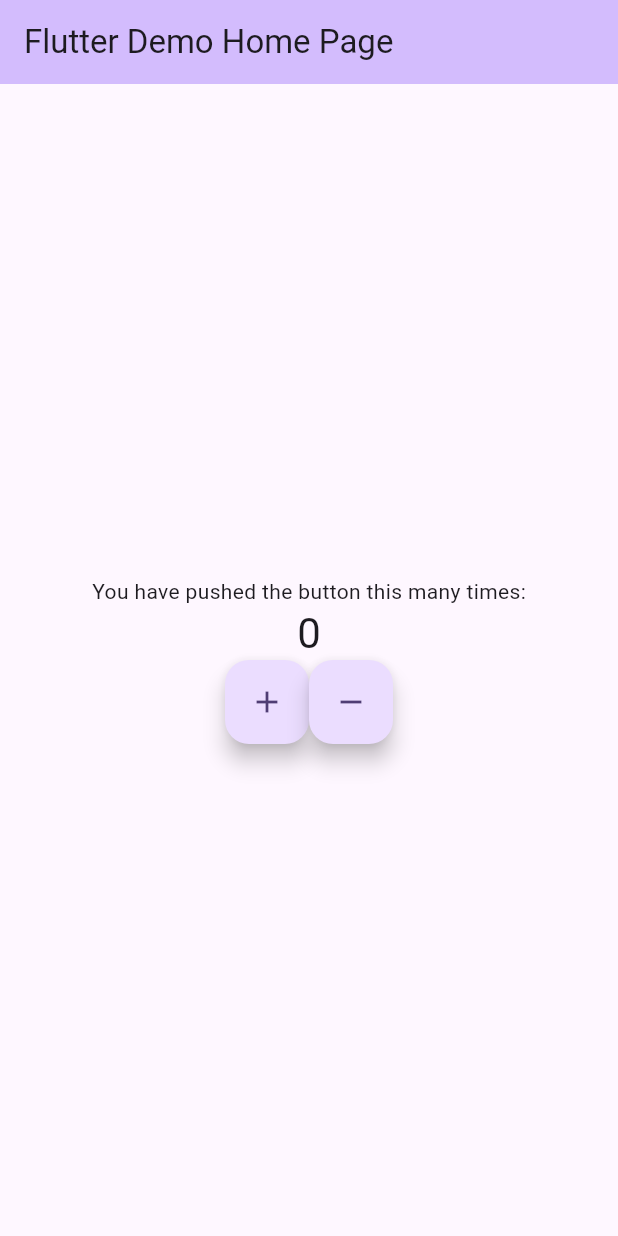
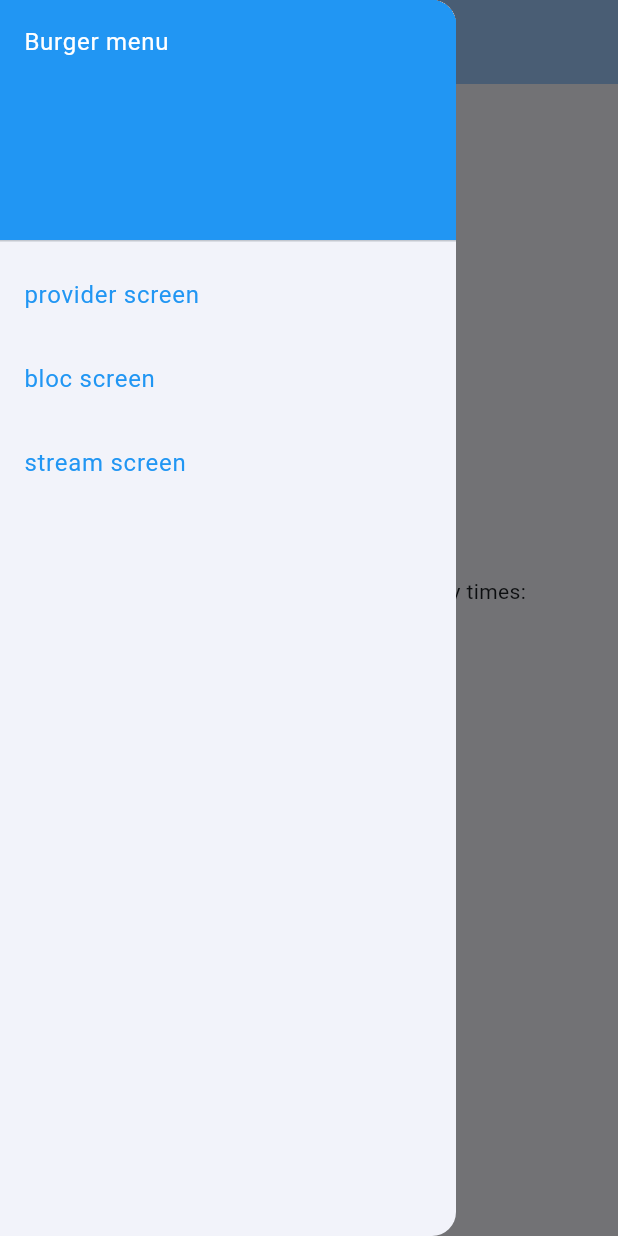
Before and after one commit to SimonOnyszczakHansen/FlutterProvider, a Flutter app: the screen it shows after launch, with the side drawer open (before the commit the screen has no drawer), on a phone screen of 412 x 824 dp. Run offline on Flutter 3.47's test engine with Material 3 defaults, Android fonts, the phone set to English and light mode, and no system bars.

Commit message:
Added a burger menu(does not work yet, only UI)

```diff
--- a/lib/main.dart
+++ b/lib/main.dart
@@ -1,12 +1,14 @@
 import 'package:flutter/material.dart';
-import 'package:flutter_application_1/providers/counter_provider.dart'; // Import the CounterProvider
-import 'package:provider/provider.dart'; // Import the provider package
+import 'package:flutter/painting.dart';
+import 'package:flutter_application_1/providers/counter_provider.dart';
+import 'package:provider/provider.dart';
 
 void main() {
   runApp(
     ChangeNotifierProvider(
       // Wraps the application in a ChangeNotifierProvider
-      create: (context) => CounterProvider(), // Creates an instance of CounterProvider
+      create: (context) =>
+          CounterProvider(), // Creates an instance of CounterProvider
       child: const MyApp(), // The root widget of the application
     ),
   );
@@ -15,16 +17,15 @@ void main() {
 class MyApp extends StatelessWidget {
   const MyApp({super.key});
 
-  // This widget is the root of your application.
   @override
   Widget build(BuildContext context) {
     return MaterialApp(
       title: 'Flutter Demo',
       theme: ThemeData(
-        colorScheme: ColorScheme.fromSeed(seedColor: Colors.deepPurple),
+        colorScheme: ColorScheme.fromSeed(seedColor: Colors.blue),
         useMaterial3: true,
       ),
-      home: const MyHomePage(title: 'Flutter Demo Home Page'), // The home page of the app
+      home: const MyHomePage(title: 'Flutter Demo Home Page'),
     );
   }
 }
@@ -45,10 +46,42 @@ class _MyHomePageState extends State<MyHomePage> {
     final counterProvider = Provider.of<CounterProvider>(context);
 
     return Scaffold(
+      drawer: Drawer(
+          child: ListView(
+        padding: EdgeInsets.zero,
+        children: <Widget>[
+          const DrawerHeader(
+            decoration: BoxDecoration(color: Colors.blue),
+            child: Text(
+              "Burger menu",
+              style: TextStyle(color: Colors.white),
+            ),
+          ),
+          ListTile(
+            title: const Text(
+              "provider screen",
+              style: TextStyle(color: Colors.blue),
+              ),
+            onTap: () {}),
+          ListTile(
+            title: const Text(
+              "bloc screen",
+              style: TextStyle(color: Colors.blue),
+              ),
+            onTap: () {},
+          ),
+          ListTile(
+            title: const Text(
+              "stream screen",
+              style: TextStyle(color: Colors.blue),
+              ),
+            onTap: () {},
+          )
+        ],
+      )),
       appBar: AppBar(
-        backgroundColor: Theme.of(context).colorScheme.inversePrimary,
-        title: Text(widget.title),
-      ),
+          backgroundColor: Theme.of(context).colorScheme.inversePrimary,
+          title: const Text("Flutter Providers")),
       body: Center(
         child: Column(
           mainAxisAlignment: MainAxisAlignment.center,
@@ -65,11 +98,12 @@ class _MyHomePageState extends State<MyHomePage> {
               children: [
                 FloatingActionButton(
                     onPressed: () {
-                      counterProvider.incrementCounter(); // Increments the counter
+                      counterProvider.incrementCounter();
                       // Shows a SnackBar every 3 presses
                       if (counterProvider.counter % 3 == 0) {
                         final snackBar = SnackBar(
-                          content: Text('This is the ${counterProvider.counter} press'),
+                          content: Text(
+                              'This is the ${counterProvider.counter} press'),
                           duration: const Duration(seconds: 1),
                         );
                         ScaffoldMessenger.of(context).showSnackBar(snackBar);
@@ -77,8 +111,9 @@ class _MyHomePageState extends State<MyHomePage> {
                     },
                     tooltip: 'Increment',
                     child: const Icon(Icons.add)),
+                const SizedBox(width: 50),
                 FloatingActionButton(
-                  onPressed: counterProvider.decrementCounter, // Decrements the counter
+                  onPressed: counterProvider.decrementCounter,
                   tooltip: 'Decrement',
                   child: const Icon(Icons.remove),
                 )
```
